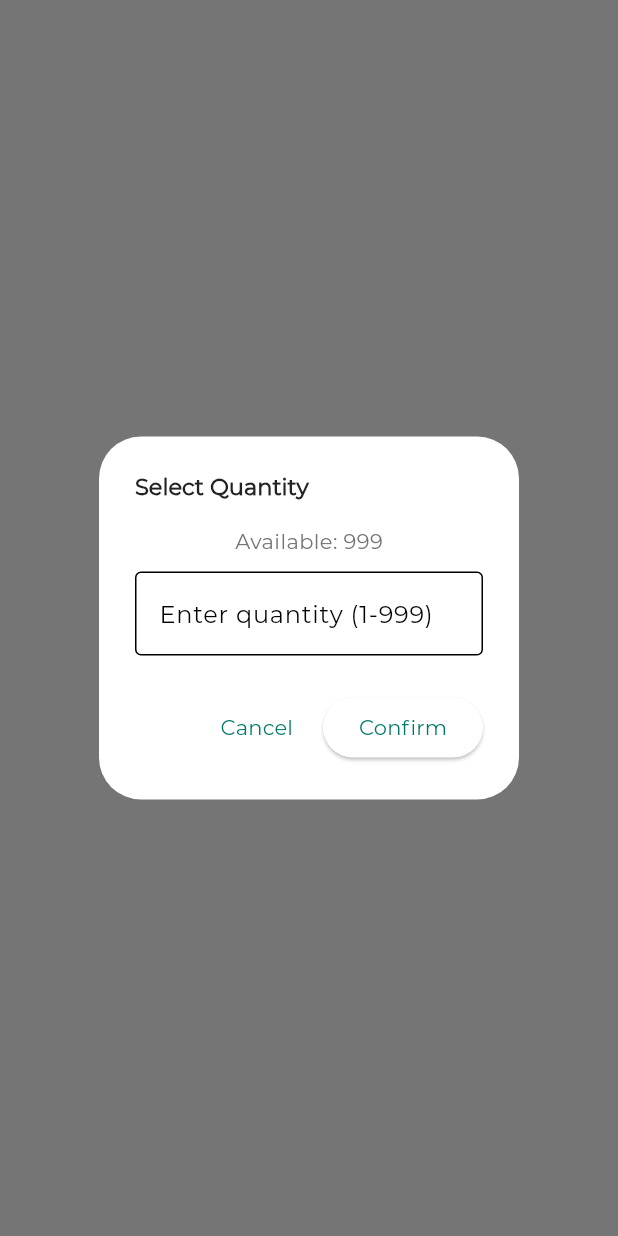
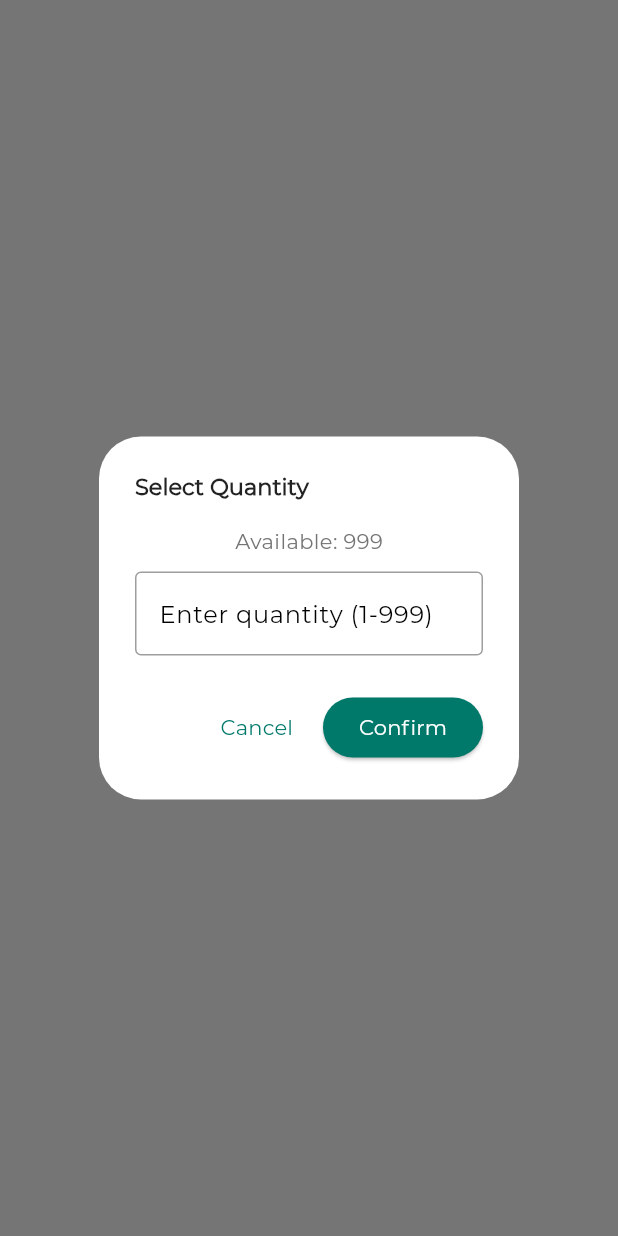
Before and after one commit to Hadel123BrIT/doctor_ouzoune, a Flutter app: the ShowQuantityDialog widget shown alone on an empty page, opened directly, after a tap on "Cancel", on a phone screen of 412 x 824 dp. Run offline on Flutter 3.47's test engine with Material 3 defaults, Android fonts, the phone set to English and light mode, and no system bars; our stand-ins replace animated_bottom_navigation_bar, dio, firebase_core, firebase_messaging, flutter_local_notifications, flutter_otp_text_field and 10 more; accounts and stored records are empty; network calls fail.

Commit message:
add some updates

```diff
--- a/lib/views/forget_password/forget_password_screens/chekEmail.dart
+++ b/lib/views/forget_password/forget_password_screens/chekEmail.dart
@@ -89,14 +89,12 @@ class CheckEmail extends StatelessWidget {
                   ),
                   if (controller.isLoading.value)
                       Container(
-                        color: Colors.black.withOpacity(0.5),
                         child: const Center(
                           child: CircularProgressIndicator(
                             color: AppColors.primaryGreen,
                           ),
                         ),
                       ),
-
                 ],
               )),
             ),
--- a/lib/views/forget_password/forget_password_screens/code.dart
+++ b/lib/views/forget_password/forget_password_screens/code.dart
@@ -72,7 +72,6 @@ class Code extends StatelessWidget {
                   ),
                   if (controller.isLoading.value)
                       Container(
-                        color: Colors.black.withOpacity(0.5),
                         child: const Center(
                           child: CircularProgressIndicator(
                             color: AppColors.primaryGreen,
--- a/lib/views/kits/widget/showAdditionalToolsDialog.dart
+++ b/lib/views/kits/widget/showAdditionalToolsDialog.dart
@@ -9,7 +9,6 @@ import '../Kits_Controller/kits_controller.dart';
 
 void showSelectedToolsDialog(List<AdditionalTool> tools) {
   final int itemCount = tools.length;
-  final double estimatedHeight = 140 + (itemCount * 70.0);
 
   Get.dialog(
     Dialog(
--- a/lib/views/kits/widget/showQuantityDialog.dart
+++ b/lib/views/kits/widget/showQuantityDialog.dart
@@ -4,9 +4,13 @@ import 'package:get/get.dart';
 import 'package:get/get_core/src/get_main.dart';
 
 import '../../../core/constants/app_colors.dart';
+
 Future<int?> ShowQuantityDialog(String toolName, {int maxQuantity = 999}) async {
   final quantityController = TextEditingController();
   int? selectedQuantity;
+  final FocusNode _focusNode = FocusNode();
+  final Color borderColor = AppColors.primaryGreen;
+  final Color cursorColor = AppColors.primaryGreen;
 
   await Get.dialog(
     AlertDialog(
@@ -19,15 +23,36 @@ Future<int?> ShowQuantityDialog(String toolName, {int maxQuantity = 999}) async
             color: Colors.grey[600],
           )),
           SizedBox(height: 10),
-          TextField(
+          Focus(
+            onFocusChange: (hasFocus) {
+              if (hasFocus) {
+                _focusNode.requestFocus();
+              }
+            },
+            child: Builder(
+              builder: (context) {
+                final isFocused = _focusNode.hasFocus;
+                return TextField(
                   controller: quantityController,
+                  focusNode: _focusNode,
                   keyboardType: TextInputType.number,
+                  cursorColor: cursorColor,
                   decoration: InputDecoration(
                     hintText: 'Enter quantity (1-$maxQuantity)',
-              hintStyle: TextStyle(
-                  fontFamily: 'Montserrat',
+                    hintStyle: TextStyle(fontFamily: 'Montserrat'),
+                    border: OutlineInputBorder(),
+                    focusedBorder: OutlineInputBorder(
+                      borderSide: BorderSide(
+                        color: borderColor,
+                        width: 2.0,
                       ),
-              border: OutlineInputBorder(),
+                    ),
+                    enabledBorder: OutlineInputBorder(
+                      borderSide: BorderSide(
+                        color: isFocused ? borderColor : Colors.grey,
+                        width: 1.0,
+                      ),
+                    ),
                   ),
                   onChanged: (value) {
                     if (value.isNotEmpty) {
@@ -40,13 +65,19 @@ Future<int?> ShowQuantityDialog(String toolName, {int maxQuantity = 999}) async
                       }
                     }
                   },
+                );
+              },
+            ),
           ),
         ],
       ),
       actions: [
         TextButton(
-          onPressed: () => Get.back(),
-          child: Text("Cancel", style: TextStyle(fontFamily: 'Montserrat',
+          onPressed: () {
+            Get.back(result: null);
+          },
+          child: Text("Cancel", style: TextStyle(
+            fontFamily: 'Montserrat',
             color: AppColors.primaryGreen,
           )),
         ),
@@ -60,15 +91,26 @@ Future<int?> ShowQuantityDialog(String toolName, {int maxQuantity = 999}) async
               } else {
                 Get.snackbar(
                   "Error",
-                  "Please enter a valid quantity (1->$maxQuantity)",
+                  "Please enter a valid quantity (1-$maxQuantity)",
                   backgroundColor: Colors.red,
                   colorText: Colors.white,
                 );
               }
+            } else {
+              Get.snackbar(
+                "Error",
+                "Please enter a quantity",
+                backgroundColor: Colors.red,
+                colorText: Colors.white,
+              );
             }
           },
-          child: Text("Confirm", style: TextStyle(fontFamily: 'Montserrat',
-          color: AppColors.primaryGreen,
+          style: ElevatedButton.styleFrom(
+            backgroundColor:AppColors.primaryGreen,
+          ),
+          child: Text("Confirm", style: TextStyle(
+            fontFamily: 'Montserrat',
+            color: Colors.white,
           )),
         ),
       ],
--- a/lib/views/procedure/procedure_screen/get_all_procedures.dart
+++ b/lib/views/procedure/procedure_screen/get_all_procedures.dart
@@ -12,7 +12,6 @@ import '../../../models/additionalTool_model.dart';
 import '../../../models/procedure_model.dart';
 import '../procedure_controller/procedure_controller.dart';
 import '../widget/buildProceduresList.dart';
-import '../widget/buildSearchAndFilterBar.dart';
 import '../widget/showFilterDialog.dart';
 import '../widget/showPaginationDialog.dart';
 
```
Also changed, not shown: lib/views/procedure/widget/buildSearchAndFilterBar.dart (deleted, +0 -21 lines), lib/views/procedure/widget/showFilterDialog.dart (+42 -0 lines). Lines whose indentation alone changed are shown as unchanged.
